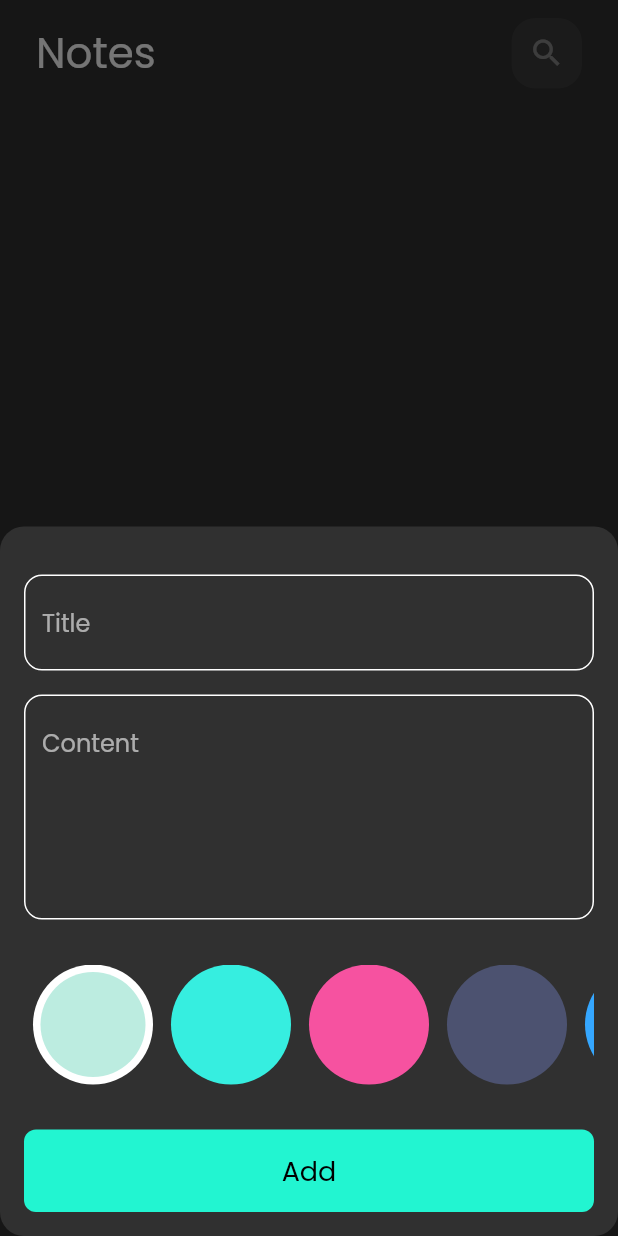
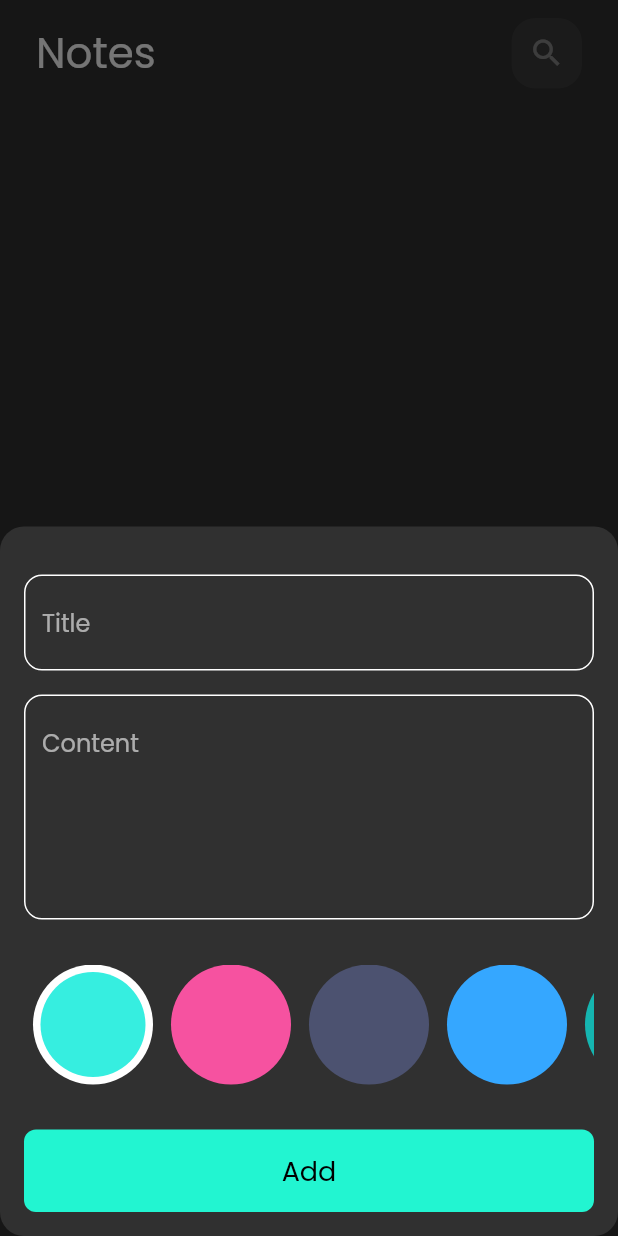
Before and after one commit to mohmamed01149060/note_app, a Flutter app: the screen it shows after launch, after a tap on the "add" icon, on a phone screen of 412 x 824 dp. Run offline on Flutter 3.47's test engine with Material 2 defaults, Android fonts, the phone set to English and light mode, and no system bars; our stand-ins replace bloc, flutter_bloc, hive, hive_flutter; accounts and stored records are empty.

Commit message:
add colors to notes view

```diff
--- a/lib/cubits/add_notes/add_notes_cubit.dart
+++ b/lib/cubits/add_notes/add_notes_cubit.dart
@@ -1,4 +1,5 @@
 import 'package:bloc/bloc.dart';
+import 'package:flutter/animation.dart';
 import 'package:hive_flutter/adapters.dart';
 import 'package:meta/meta.dart';
 import 'package:note_app/constants.dart';
@@ -8,8 +9,9 @@ part 'add_notes_state.dart';
 
 class AddNotesCubit extends Cubit<AddNotesState> {
   AddNotesCubit() : super(AddNotesInitial());
-
+  Color color = const Color(0xffF652A0);
   addNotes(NoteModel note) async {
+    note.color = color.value;
     emit(AddNotesLoading());
     try {
       var notesBox = Hive.box<NoteModel>(kNotesBox);
--- a/lib/widgets/colors_list_view.dart
+++ b/lib/widgets/colors_list_view.dart
@@ -1,4 +1,6 @@
 import 'package:flutter/material.dart';
+import 'package:flutter_bloc/flutter_bloc.dart';
+import 'package:note_app/cubits/add_notes/add_notes_cubit.dart';
 
 class ColorItem extends StatelessWidget {
   const ColorItem({Key? key, required this.isSelected, required this.color})
@@ -34,12 +36,15 @@ class ColorsListView extends StatefulWidget {
 class _ColorsListViewState extends State<ColorsListView> {
   int currentIndex = 0;
   List<Color> colors = const [
-    Color(0xffBCECE0),
     Color(0xff36EEE0),
     Color(0xffF652A0),
     Color(0xff4C5270),
     Color(0xff35A7FF),
+    Color(0xff15B5B0),
+    Color(0xffF9BDC0),
+    Color(0xffFBE698),
   ];
+
   @override
   Widget build(BuildContext context) {
     return SizedBox(
@@ -53,6 +58,7 @@ class _ColorsListViewState extends State<ColorsListView> {
               child: GestureDetector(
                 onTap: () {
                   currentIndex = index;
+                  BlocProvider.of<AddNotesCubit>(context).color = colors[index];
                   setState(() {});
                 },
                 child: ColorItem(
```
